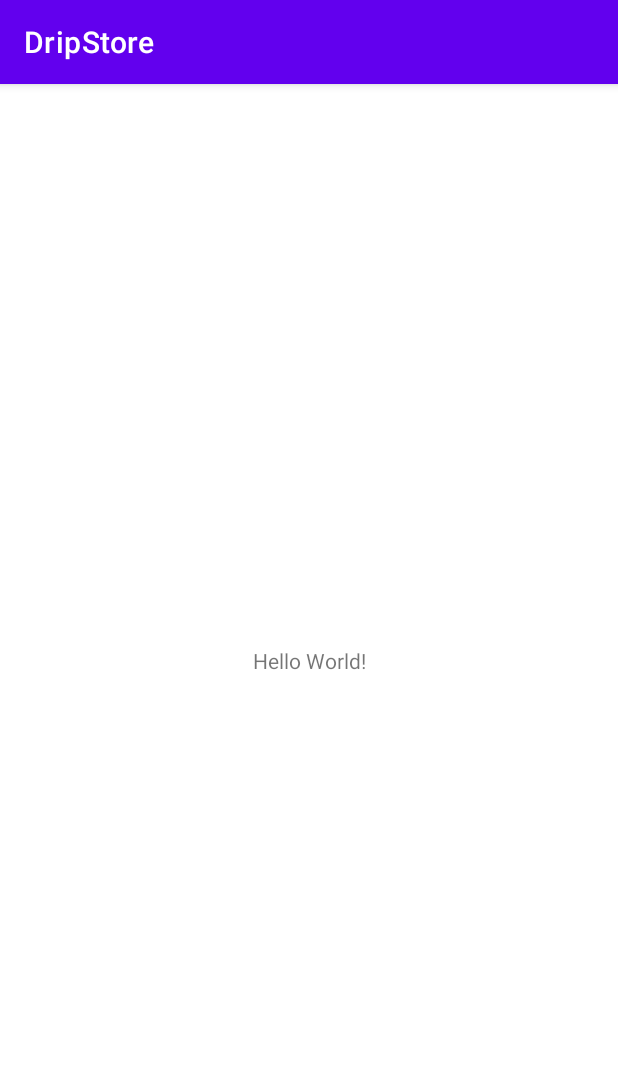
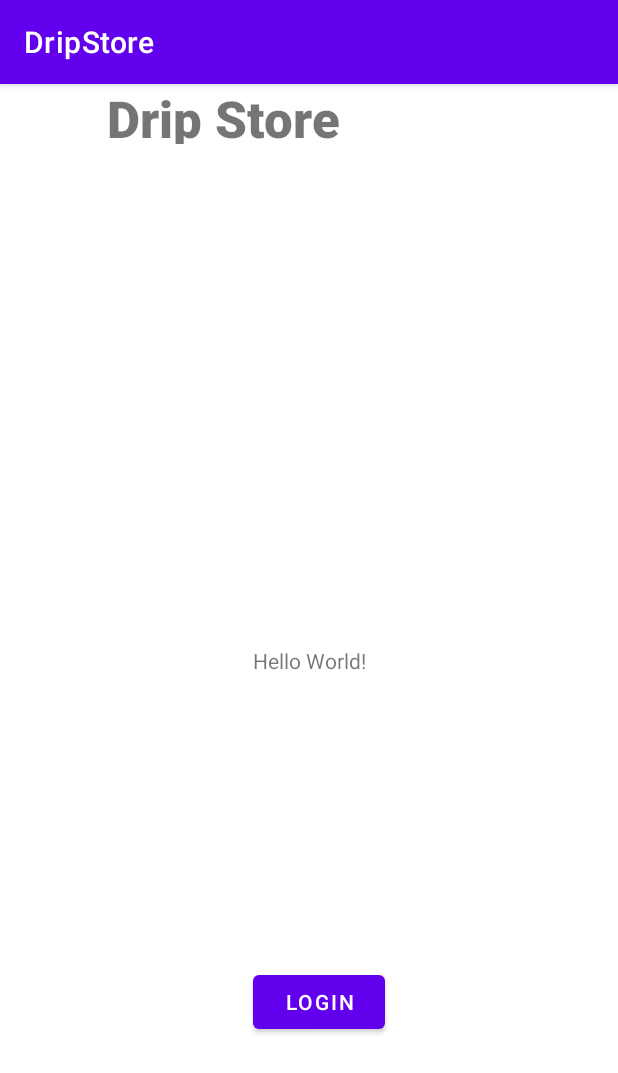
Before and after one commit to Diana-Kieru/Drip-Store, an Android app: the screen it shows after launch (MainActivity), on a phone screen of 412 x 824 dp. Shown: the top 1073 px of the screen. Run offline under Robolectric (Android 15) with nearby library versions, the phone set to English and light mode, and no system bars.

Commit message:
added title

```diff
--- a/app/src/main/res/layout/activity_main.xml
+++ b/app/src/main/res/layout/activity_main.xml
@@ -15,4 +15,27 @@
         app:layout_constraintRight_toRightOf="parent"
         app:layout_constraintTop_toTopOf="parent" />
 
+    <Button
+        android:id="@+id/button"
+        android:layout_width="wrap_content"
+        android:layout_height="wrap_content"
+        android:layout_marginEnd="144dp"
+        android:layout_marginBottom="132dp"
+        android:text="Login"
+        app:layout_constraintBottom_toBottomOf="parent"
+        app:layout_constraintEnd_toEndOf="parent"
+        app:layout_constraintHorizontal_bias="0.938"
+        app:layout_constraintStart_toStartOf="parent" />
+
+    <TextView
+        android:id="@+id/textView"
+        android:layout_width="298dp"
+        android:layout_height="40dp"
+        android:fontFamily="sans-serif-black"
+        android:text="Drip Store"
+        android:textAlignment="center"
+        android:textSize="34sp"
+        tools:layout_editor_absoluteX="50dp"
+        tools:layout_editor_absoluteY="57dp" />
+
 </androidx.constraintlayout.widget.ConstraintLayout>
```
